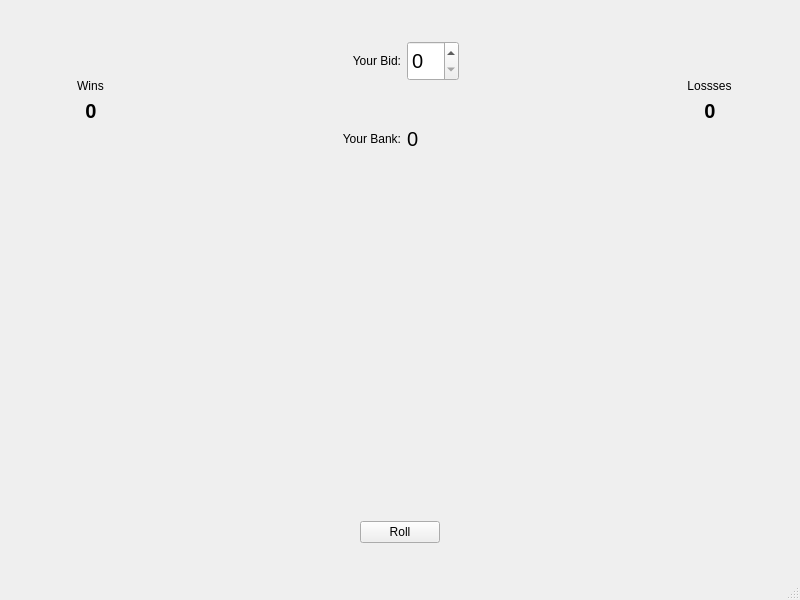
This is Craps.ui in JohnOMalleyNewBury/Crapes as Qt 5 draws it before an edit. The edited form follows.
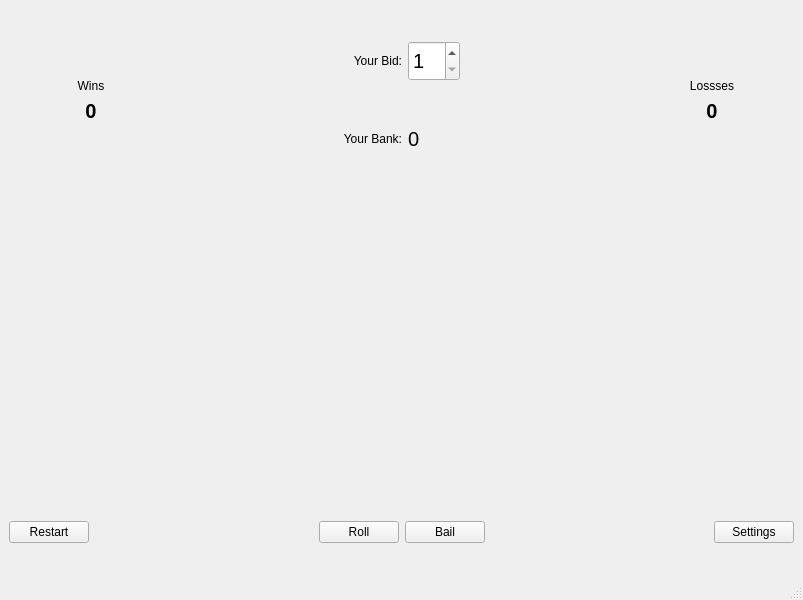
This is the edited form. Icons and pictures are not drawn.

Commit message: Initial commit of last semester's project files.

What changed in the file:
```diff
--- a/Craps.ui
+++ b/Craps.ui
@@ -6,7 +6,7 @@
    <rect>
     <x>0</x>
     <y>0</y>
-    <width>800</width>
+    <width>803</width>
     <height>600</height>
    </rect>
   </property>
@@ -160,6 +160,9 @@
               <pointsize>15</pointsize>
              </font>
             </property>
+            <property name="minimum">
+             <number>1</number>
+            </property>
            </widget>
           </item>
           <item row="1" column="0">
@@ -505,6 +508,13 @@
         </item>
         <item>
          <layout class="QHBoxLayout" name="horizontalLayout_2">
+          <item>
+           <widget class="QPushButton" name="restartButton">
+            <property name="text">
+             <string>Restart</string>
+            </property>
+           </widget>
+          </item>
           <item>
            <spacer name="horizontalSpacer_5">
             <property name="orientation">
@@ -525,6 +535,13 @@
             </property>
            </widget>
           </item>
+          <item>
+           <widget class="QPushButton" name="bailButton">
+            <property name="text">
+             <string>Bail</string>
+            </property>
+           </widget>
+          </item>
           <item>
            <spacer name="horizontalSpacer_4">
             <property name="orientation">
@@ -538,6 +555,13 @@
             </property>
            </spacer>
           </item>
+          <item>
+           <widget class="QPushButton" name="settingsButton">
+            <property name="text">
+             <string>Settings</string>
+            </property>
+           </widget>
+          </item>
          </layout>
         </item>
         <item>
```
Left out of the diff: 2 changed lines with no effect on the pictures.
